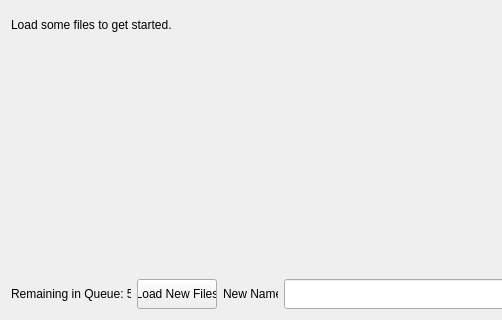
First picture: the form in qrename/ui/window.ui, repository asorge29/Qrename, before the edit; both pictures show x 0 to 502 and y 234 to 554 of the 874 by 554 pixel window.
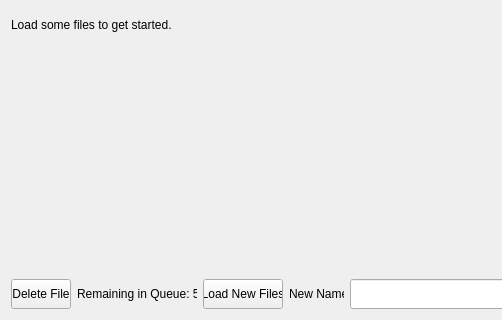
Second picture: the form after the edit.

Commit message: delete button

```diff
--- a/qrename/ui/window.ui
+++ b/qrename/ui/window.ui
@@ -29,6 +29,25 @@
    </item>
    <item row="1" column="0">
     <layout class="QHBoxLayout" name="horizontalLayout">
+     <item>
+      <widget class="QPushButton" name="deleteButton">
+       <property name="minimumSize">
+        <size>
+         <width>60</width>
+         <height>30</height>
+        </size>
+       </property>
+       <property name="maximumSize">
+        <size>
+         <width>60</width>
+         <height>30</height>
+        </size>
+       </property>
+       <property name="text">
+        <string>Delete File</string>
+       </property>
+      </widget>
+     </item>
      <item>
       <widget class="QLabel" name="itemsRemaining">
        <property name="minimumSize">
```
The commit also changes 2 other files.
